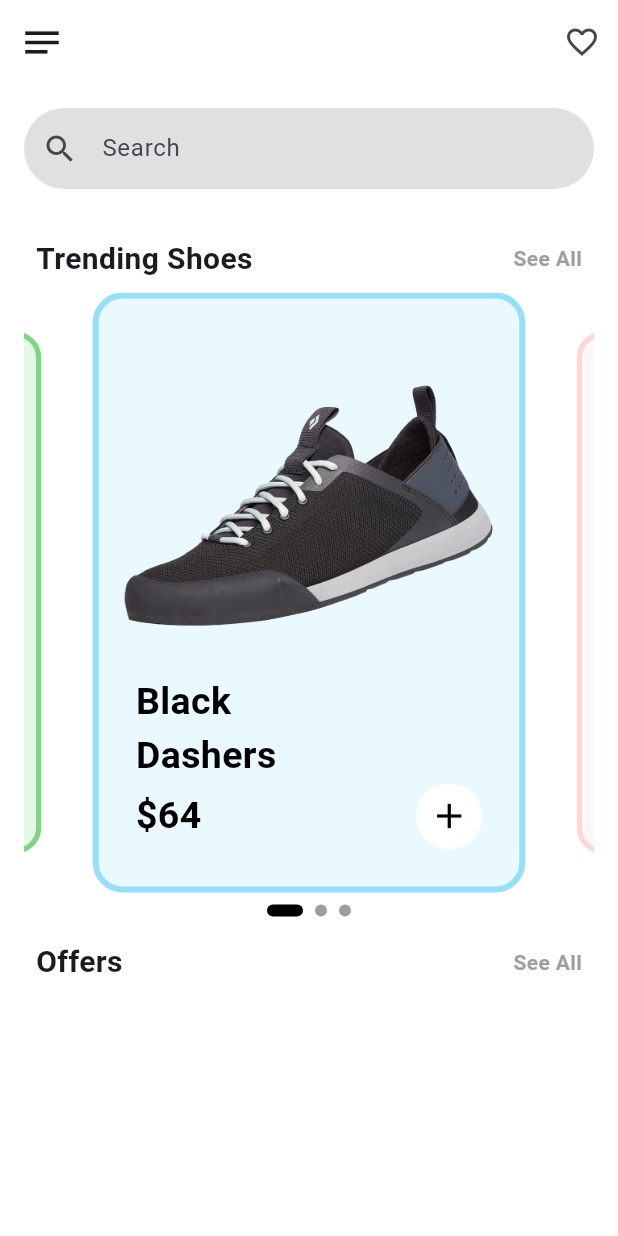
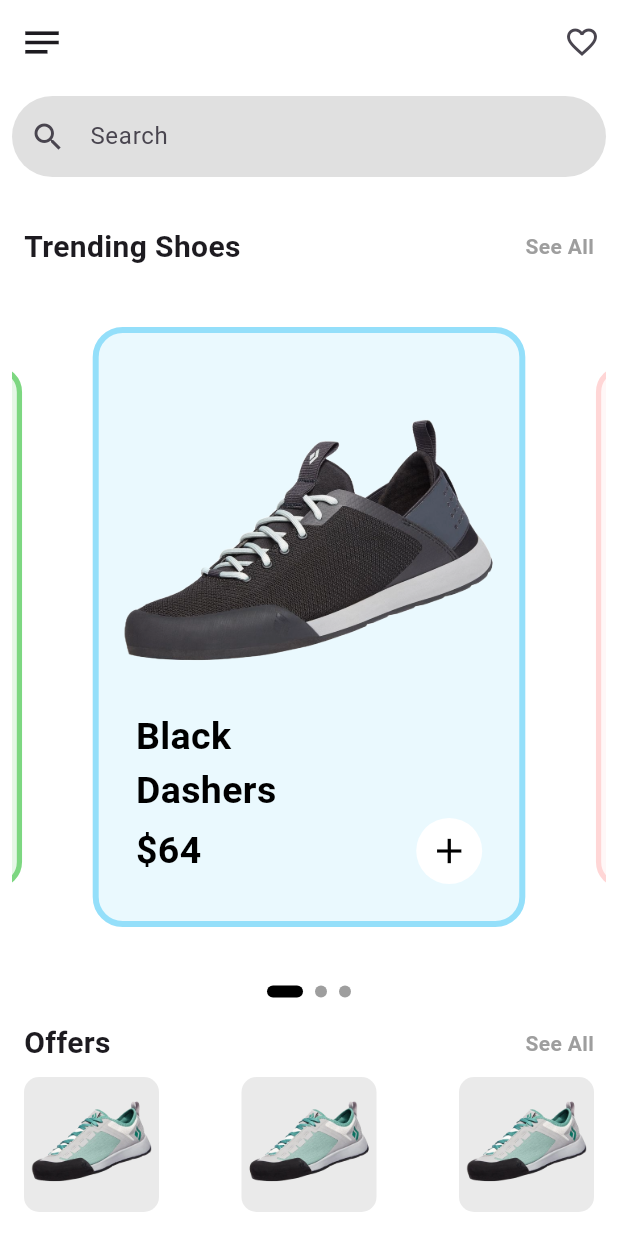
Before and after one commit to Arsalali098/sqlite_with_flutter, a Flutter app: the screen it shows after launch, on a phone screen of 412 x 824 dp. Run offline on Flutter 3.47's test engine with Material 3 defaults, Android fonts, the phone set to English and light mode, and no system bars; drawn by our look-alikes of carousel_slider, smooth_page_indicator; our stand-ins replace sqflite; accounts and stored records are empty.

Commit message:
UI replicaion completed Successfully

```diff
--- a/lib/carousle_slider.dart
+++ b/lib/carousle_slider.dart
@@ -64,8 +64,8 @@ class _CarousleSliderState extends State<CarousleSlider> {
       ),
 
 
-      body: Padding(
-        padding: EdgeInsets.all(16.0),
+      body:Padding(
+        padding: const EdgeInsets.all(8.0),
         child: Column(
           mainAxisAlignment: MainAxisAlignment.start,
           children: [
@@ -114,7 +114,8 @@ class _CarousleSliderState extends State<CarousleSlider> {
                 ],
               ),
             ),
-            CarouselSlider(
+            Expanded(
+              child: CarouselSlider(
                 items: productData.map((product) {
                   return GestureDetector(
                     onTap: () {
@@ -146,6 +147,7 @@ class _CarousleSliderState extends State<CarousleSlider> {
                       currentIdx = index;
                     });
                   },
+                ),
               ),
             ),
             Padding(
@@ -186,14 +188,54 @@ class _CarousleSliderState extends State<CarousleSlider> {
                         ),
                       ]
                   ),
-
+                  Row(
+                    mainAxisAlignment: MainAxisAlignment.spaceBetween,
+                    children: [
+                      Padding(
+                        padding: const EdgeInsets.only( top: 8.0),
+                        child: Container(
+                          width: 90,
+                          height: 90,
+                          decoration: BoxDecoration(
+                            borderRadius: BorderRadius.circular(10),
+                            color: Color(0xffeaeaea),
+                          ),
+                          child: Image.asset("assets/images/small shoes 2.png", width: 70, height: 70,),
+                        ),
+                      ),
+                      Padding(
+                        padding: const EdgeInsets.only( top: 8.0),
+                        child: Container(
+                          width: 90,
+                          height: 90,
+                          decoration: BoxDecoration(
+                            borderRadius: BorderRadius.circular(10),
+                            color: Color(0xffeaeaea),
+                          ),
+                          child: Image.asset("assets/images/small shoes 2.png", width: 70, height: 70,),
+                        ),
+                      ),
+                      Padding(
+                        padding: const EdgeInsets.only( top: 8.0),
+                        child: Container(
+                          width: 90,
+                          height: 90,
+                          decoration: BoxDecoration(
+                            borderRadius: BorderRadius.circular(10),
+                            color: Color(0xffeaeaea),
+                          ),
+                          child: Image.asset("assets/images/small shoes 2.png", width: 70, height: 70,),
+                        ),
+                      ),
+                    ],
+                  )
                 ],
               ),
             ),
 
           ],
         ),
-      ),
+      )
     );
   }
 }
--- a/lib/widget/reusable_card.dart
+++ b/lib/widget/reusable_card.dart
@@ -15,10 +15,11 @@ class ReusableCard extends StatelessWidget {
     final screenWidth = MediaQuery.of(context).size.width;
     final screenHeigth = MediaQuery.of(context).size.height;
 
-    return Center(
+    return Expanded(
+      child: Center(
         child: Container(
             width: screenWidth * 0.7,
-          height: screenHeigth * 0.5,
+            // height: screenHeigth * 0.5,
             decoration: BoxDecoration(
                 color: bgColor,
                 borderRadius: BorderRadius.circular(20),
@@ -78,6 +79,7 @@ class ReusableCard extends StatelessWidget {
               ],
             ),
           ),
+      ),
     );
   }
 }
```
Also changed, not shown: assets/images/small shoes 2.png (added). Lines whose indentation alone changed are shown as unchanged.
